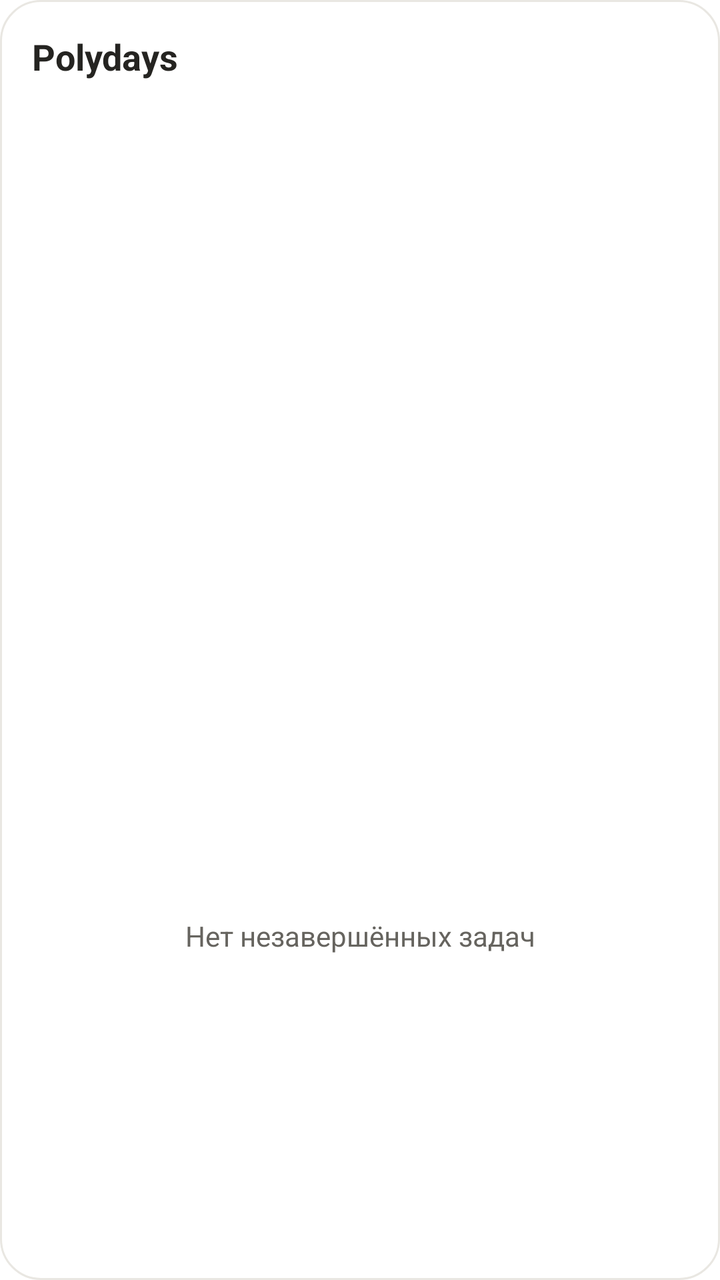
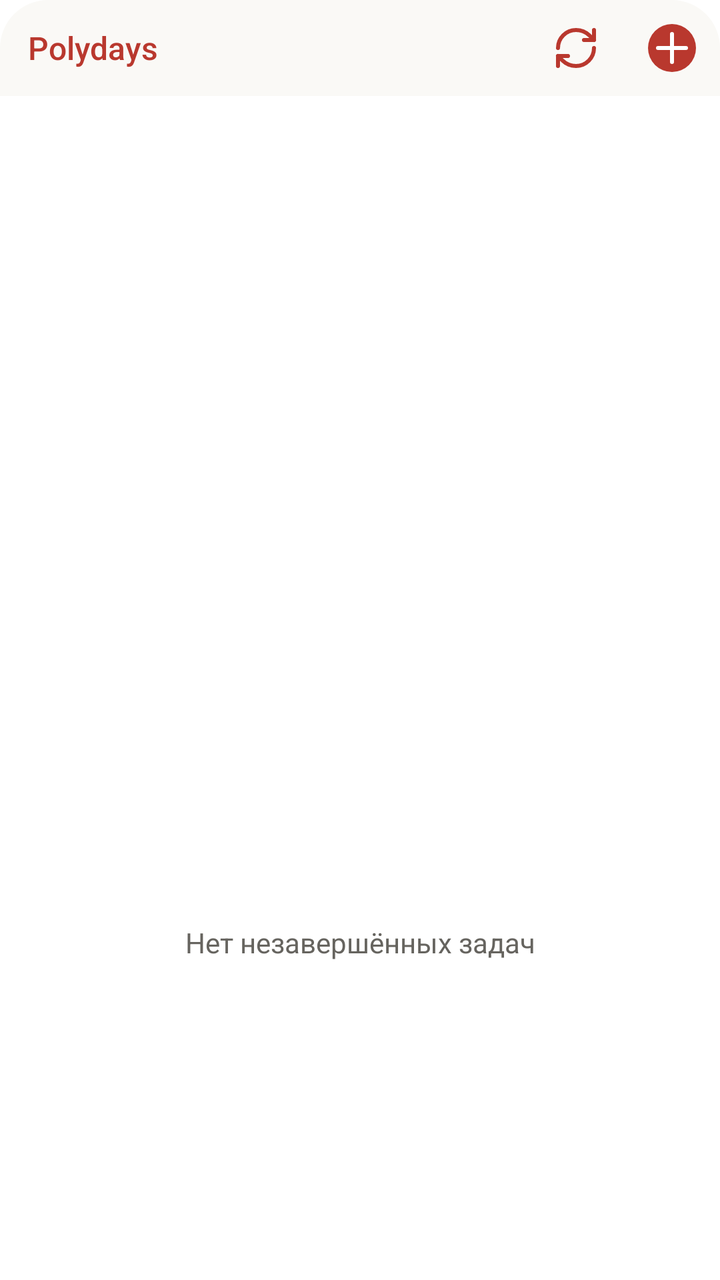

Compare the two renders of this Android layout. The source of the first and the diff that turns it into the second are given below.
<!-- AndroidManifest.xml: fallback theme Theme.MaterialComponents.DayNight.NoActionBar -->
<!-- res/layout/polydays_widget.xml -->
<LinearLayout xmlns:android="http://schemas.android.com/apk/res/android" android:layout_width="match_parent" android:layout_height="match_parent" android:orientation="vertical" android:padding="16dp" android:background="@drawable/polydays_widget_background">
  <LinearLayout android:id="@+id/polyday_header" android:layout_width="match_parent" android:layout_height="wrap_content" android:orientation="vertical" android:paddingBottom="8dp">
    <TextView android:id="@+id/polyday_title" android:layout_width="match_parent" android:layout_height="wrap_content" android:text="Polydays" android:textColor="#252421" android:textSize="18sp" android:textStyle="bold" />
    <TextView android:id="@+id/polyday_subtitle" android:layout_width="match_parent" android:layout_height="wrap_content" android:textColor="#66645f" android:textSize="12sp" android:paddingTop="3dp" />
  </LinearLayout>
  <ListView android:id="@+id/polyday_list" android:layout_width="match_parent" android:layout_height="0dp" android:layout_weight="1" android:divider="#E9E7E2" android:dividerHeight="1dp" />
  <TextView android:id="@+id/polyday_empty" android:layout_width="match_parent" android:layout_height="0dp" android:layout_weight="1" android:gravity="center" android:text="Нет незавершённых задач" android:textColor="#66645f" android:textSize="14sp" />
  <TextView android:id="@+id/polyday_status" android:layout_width="match_parent" android:layout_height="wrap_content" android:textColor="#66645f" android:textSize="11sp" android:paddingTop="8dp" />
</LinearLayout>
<!-- resources referenced by this layout -->
<resources>
  <!-- drawable polydays_widget_background (drawable) -->
  <shape xmlns:android="http://schemas.android.com/apk/res/android"><solid android:color="#FFFFFF"/><corners android:radius="20dp"/><stroke android:width="1dp" android:color="#E9E7E2"/></shape>
</resources>

<!-- the commit's change to res/layout/polydays_widget.xml (unified diff, before → after) -->
@@ -1,9 +1,14 @@
-<LinearLayout xmlns:android="http://schemas.android.com/apk/res/android" android:layout_width="match_parent" android:layout_height="match_parent" android:orientation="vertical" android:padding="16dp" android:background="@drawable/polydays_widget_background">
-  <LinearLayout android:id="@+id/polyday_header" android:layout_width="match_parent" android:layout_height="wrap_content" android:orientation="vertical" android:paddingBottom="8dp">
-    <TextView android:id="@+id/polyday_title" android:layout_width="match_parent" android:layout_height="wrap_content" android:text="Polydays" android:textColor="#252421" android:textSize="18sp" android:textStyle="bold" />
-    <TextView android:id="@+id/polyday_subtitle" android:layout_width="match_parent" android:layout_height="wrap_content" android:textColor="#66645f" android:textSize="12sp" android:paddingTop="3dp" />
+<LinearLayout xmlns:android="http://schemas.android.com/apk/res/android" android:id="@android:id/background" android:layout_width="match_parent" android:layout_height="match_parent" android:orientation="vertical" android:background="@drawable/polydays_widget_background" android:clipToOutline="true">
+  <LinearLayout android:layout_width="match_parent" android:layout_height="48dp" android:orientation="horizontal" android:gravity="center_vertical" android:background="#FAF9F6">
+    <TextView android:id="@+id/polyday_title" android:layout_width="0dp" android:layout_weight="1" android:layout_height="match_parent" android:gravity="center_vertical" android:paddingStart="14dp" android:paddingEnd="4dp" android:background="@drawable/polydays_widget_pressed" android:text="Polydays" android:textColor="#B9382E" android:textSize="16sp" android:fontFamily="sans-serif-medium" android:maxLines="1" android:ellipsize="end" />
+    <ImageButton android:id="@+id/polyday_refresh" android:layout_width="48dp" android:layout_height="48dp" android:padding="14dp" android:background="@drawable/polydays_widget_pressed" android:src="@drawable/polydays_widget_refresh" android:contentDescription="Обновить виджет" />
+    <ImageButton android:id="@+id/polyday_add" android:layout_width="48dp" android:layout_height="48dp" android:padding="12dp" android:background="@drawable/polydays_widget_pressed" android:src="@drawable/polydays_widget_add" android:contentDescription="Добавить задачу в текущий полидень" />
   </LinearLayout>
-  <ListView android:id="@+id/polyday_list" android:layout_width="match_parent" android:layout_height="0dp" android:layout_weight="1" android:divider="#E9E7E2" android:dividerHeight="1dp" />
+  <ListView android:id="@+id/polyday_list" android:layout_width="match_parent" android:layout_height="0dp" android:layout_weight="1" android:divider="#EEEEEE" android:dividerHeight="1dp" android:scrollbars="none" />
   <TextView android:id="@+id/polyday_empty" android:layout_width="match_parent" android:layout_height="0dp" android:layout_weight="1" android:gravity="center" android:text="Нет незавершённых задач" android:textColor="#66645f" android:textSize="14sp" />
-  <TextView android:id="@+id/polyday_status" android:layout_width="match_parent" android:layout_height="wrap_content" android:textColor="#66645f" android:textSize="11sp" android:paddingTop="8dp" />
+  <LinearLayout android:layout_width="match_parent" android:layout_height="wrap_content" android:orientation="horizontal" android:gravity="center_vertical" android:paddingHorizontal="14dp" android:paddingTop="5dp" android:paddingBottom="9dp">
+    <TextView android:id="@+id/polyday_subtitle" android:layout_width="0dp" android:layout_weight="1" android:layout_height="wrap_content" android:textColor="#66645F" android:textSize="10sp" android:maxLines="1" android:ellipsize="end" />
+    <TextView android:id="@+id/polyday_updated" android:layout_width="wrap_content" android:layout_height="wrap_content" android:paddingStart="8dp" android:textColor="#66645F" android:textSize="10sp" />
+  </LinearLayout>
+  <TextView android:id="@+id/polyday_status" android:layout_width="match_parent" android:layout_height="wrap_content" android:textColor="#B9382E" android:textSize="11sp" android:paddingHorizontal="14dp" android:paddingBottom="9dp" android:visibility="gone" />
 </LinearLayout>
<!-- resource entries referenced after the edit -->
@@ -1,6 +1,23 @@
 <!-- resources referenced by this layout -->
 <resources>
+  <!-- drawable polydays_widget_add (drawable) -->
+  <vector xmlns:android="http://schemas.android.com/apk/res/android" android:width="24dp" android:height="24dp" android:viewportWidth="24" android:viewportHeight="24">
+    <path android:pathData="M12,0 A12,12 0,1 0,12,24 A12,12 0,1 0,12,0" android:fillColor="#B9382E" />
+    <path android:pathData="M5 12h14" android:fillColor="@android:color/transparent" android:strokeColor="#FFFFFF" android:strokeWidth="2" android:strokeLineCap="round" android:strokeLineJoin="round" />
+    <path android:pathData="M12 5v14" android:fillColor="@android:color/transparent" android:strokeColor="#FFFFFF" android:strokeWidth="2" android:strokeLineCap="round" android:strokeLineJoin="round" />
+  </vector>
   <!-- drawable polydays_widget_background (drawable) -->
-  <shape xmlns:android="http://schemas.android.com/apk/res/android"><solid android:color="#FFFFFF"/><corners android:radius="20dp"/><stroke android:width="1dp" android:color="#E9E7E2"/></shape>
+  <shape xmlns:android="http://schemas.android.com/apk/res/android"><solid android:color="#FFFFFF"/><corners android:radius="24dp"/></shape>
+  <!-- drawable polydays_widget_pressed (drawable) -->
+  <ripple xmlns:android="http://schemas.android.com/apk/res/android" android:color="#1AB9382E">
+    <item android:id="@android:id/mask"><shape><solid android:color="#FFFFFF" /></shape></item>
+  </ripple>
+  <!-- drawable polydays_widget_refresh (drawable) -->
+  <vector xmlns:android="http://schemas.android.com/apk/res/android" android:width="24dp" android:height="24dp" android:viewportWidth="24" android:viewportHeight="24">
+    <path android:pathData="M3 12a9 9 0 0 1 9-9 9.75 9.75 0 0 1 6.74 2.74L21 8" android:fillColor="@android:color/transparent" android:strokeColor="#B9382E" android:strokeWidth="2" android:strokeLineCap="round" android:strokeLineJoin="round" />
+    <path android:pathData="M21 3v5h-5" android:fillColor="@android:color/transparent" android:strokeColor="#B9382E" android:strokeWidth="2" android:strokeLineCap="round" android:strokeLineJoin="round" />
+    <path android:pathData="M21 12a9 9 0 0 1-9 9 9.75 9.75 0 0 1-6.74-2.74L3 16" android:fillColor="@android:color/transparent" android:strokeColor="#B9382E" android:strokeWidth="2" android:strokeLineCap="round" android:strokeLineJoin="round" />
+    <path android:pathData="M8 16H3v5" android:fillColor="@android:color/transparent" android:strokeColor="#B9382E" android:strokeWidth="2" android:strokeLineCap="round" android:strokeLineJoin="round" />
+  </vector>
 </resources>
 
